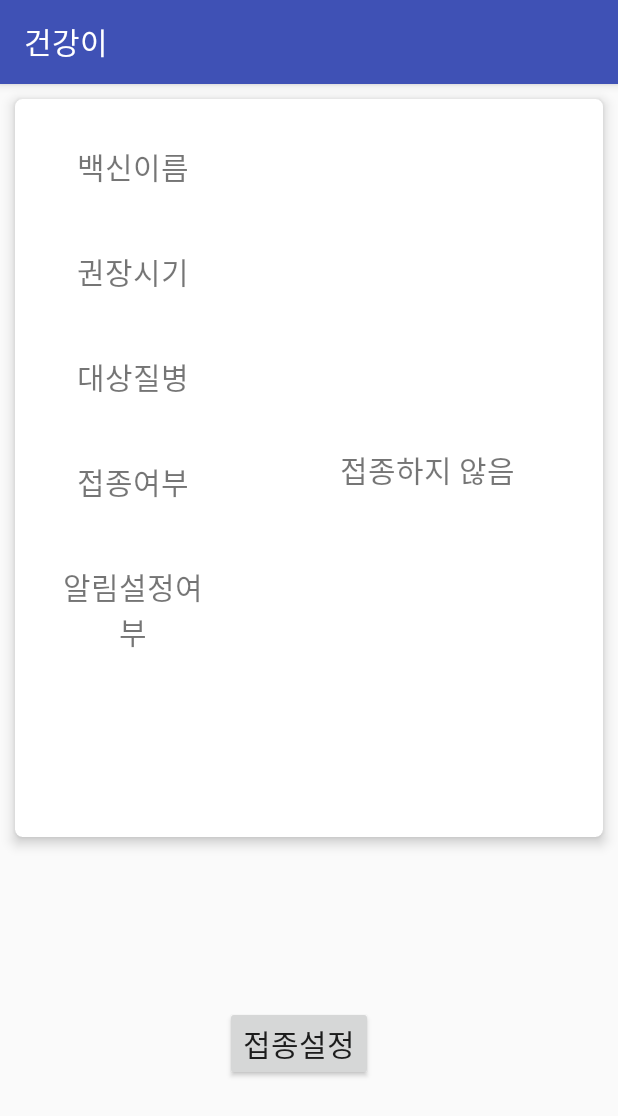
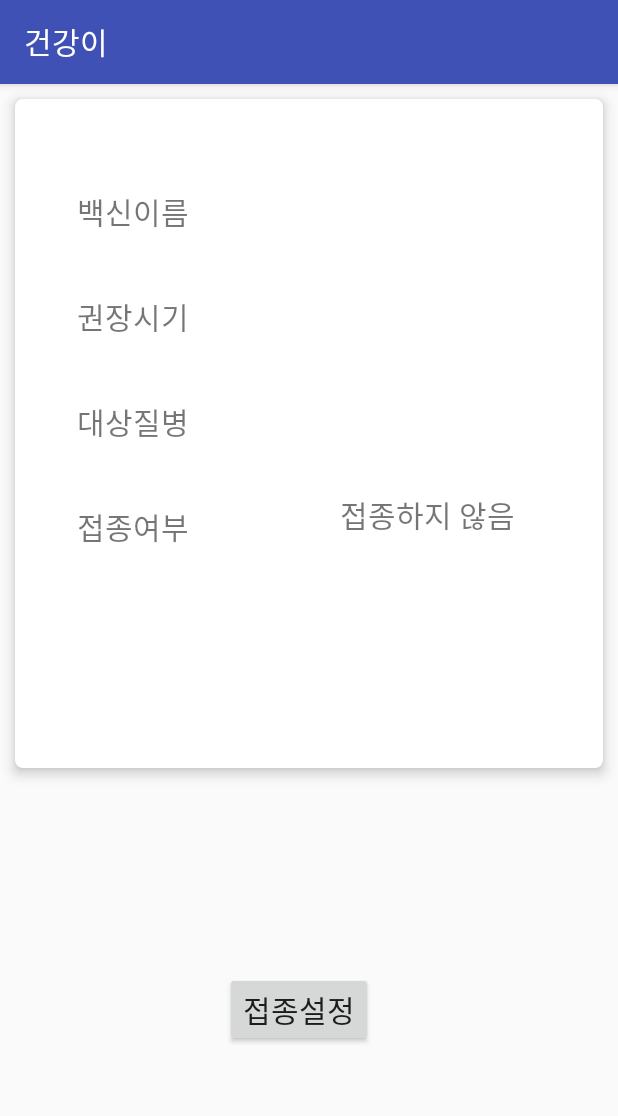
Before and after one commit to 6415y/healthybaby, an Android app: the VaccinInfoActivity screen opened directly, with no data from a screen before it, on a phone screen of 412 x 824 dp. Shown: the top 1116 px of the screen. Run offline under Robolectric (Android 15) with nearby library versions, the phone set to English and light mode, and no system bars; our stand-ins replace Firebase (no records; nobody signed in at launch, a user with empty details on screens opened directly); 3 statements that could not run were skipped.

Commit message:
필요하지 않은 코드 삭제 기타 수치 조정

```diff
--- a/app/src/main/java/com/example/joo/healthybaby/VaccinInfoActivity.java
+++ b/app/src/main/java/com/example/joo/healthybaby/VaccinInfoActivity.java
@@ -25,7 +25,6 @@ public class VaccinInfoActivity extends AppCompatActivity {
     TextView vaccinInoculate_tv;
     TextView diseaseName_tv;
     TextView vaccinYesOrNo;
-    TextView notiYesOrNo_tv;
     Button vaccin_btn;
 
     private FirebaseDatabase firebaseDatabase = FirebaseDatabase.getInstance();
@@ -50,7 +49,6 @@ public class VaccinInfoActivity extends AppCompatActivity {
         vaccinInoculate_tv = (TextView) findViewById(R.id.vaccinInoculate_tv_VaccinInfoActivity);
         diseaseName_tv = (TextView) findViewById(R.id.diseaseName_tv_VaccinInfoActivity);
         vaccinYesOrNo = (TextView) findViewById(R.id.vaccinYesOrNo_tv_VaccinInfoActivity);
-        notiYesOrNo_tv = (TextView) findViewById(R.id.notiYesOrNo_tv_VaccinInfoActivity);
         vaccin_btn = (Button) findViewById(R.id.vaccin_btn_VaccinInfoActivity);
 
         vaccinName_tv.setText(vaccinInfoDetail.getVaccinName());
@@ -103,7 +101,13 @@ public class VaccinInfoActivity extends AppCompatActivity {
                 DatePickerDialog dialog = new DatePickerDialog(VaccinInfoActivity.this, new DatePickerDialog.OnDateSetListener() {
                     @Override
                     public void onDateSet(DatePicker datePicker, final int i, final int i1, final int i2) {
-                        InoculateInfo info = new InoculateInfo(vaccinInfoDetail.getVaccinName(), i + "-" + (i1 + 1) + "-" + i2);
+                        String dayStr;
+                        if(i2 < 10)
+                            dayStr = "0" + i2;
+                        else
+                            dayStr = Integer.toString(i2);
+
+                        InoculateInfo info = new InoculateInfo(vaccinInfoDetail.getVaccinName(), i + "-" + (i1 + 1) + "-" + dayStr);
                         databaseReference.child("InoculateResult").child(info.getVaccinName()).setValue(info);
                     }
                 }, 2018, 11, 4);
--- a/app/src/main/res/layout/activity_vaccin_info.xml
+++ b/app/src/main/res/layout/activity_vaccin_info.xml
@@ -13,7 +13,7 @@
         app:cardElevation="5dp"
         app:cardCornerRadius="5dp"
         android:layout_margin="10dp"
-        android:layout_weight="1">
+        android:layout_weight="1.3">
 
     <LinearLayout
         android:layout_width="match_parent"
@@ -30,7 +30,10 @@
                 android:layout_width="match_parent"
                 android:layout_height="wrap_content"
                 android:textSize="20sp"
-                android:layout_margin="20dp"
+                android:layout_marginTop="50dp"
+                android:layout_marginLeft="20dp"
+                android:layout_marginRight="20dp"
+                android:layout_marginBottom="20dp"
                 android:gravity="center"
                 android:text="백신이름"/>
             <TextView
@@ -56,14 +59,6 @@
                 android:layout_margin="20dp"
                 android:gravity="center"
                 android:text="접종여부" />
-
-            <TextView
-                android:layout_width="match_parent"
-                android:layout_height="wrap_content"
-                android:layout_margin="20dp"
-                android:gravity="center"
-                android:text="알림설정여부"
-                android:textSize="20sp" />
         </LinearLayout>
 
         <LinearLayout
@@ -76,7 +71,10 @@
                 android:layout_width="match_parent"
                 android:layout_height="wrap_content"
                 android:textSize="20sp"
-                android:layout_margin="20dp"
+                android:layout_marginTop="50dp"
+                android:layout_marginLeft="20dp"
+                android:layout_marginRight="20dp"
+                android:layout_marginBottom="20dp"
                 android:gravity="center"
                 android:text=""
                 android:id="@+id/vaccinName_tv_VaccinInfoActivity"/>
@@ -106,15 +104,6 @@
                 android:gravity="center"
                 android:text=""
                 android:id="@+id/vaccinYesOrNo_tv_VaccinInfoActivity"/>
-
-            <TextView
-                android:layout_width="match_parent"
-                android:layout_height="wrap_content"
-                android:textSize="20sp"
-                android:layout_margin="20dp"
-                android:gravity="center"
-                android:text=""
-                android:id="@+id/notiYesOrNo_tv_VaccinInfoActivity"/>
         </LinearLayout>
     </LinearLayout>
     </android.support.v7.widget.CardView>
```
Also changed, not shown: app/src/main/java/com/example/joo/healthybaby/AllergyActivity.java (+20 -1 lines), app/src/main/res/layout/activity_allergy.xml (+3 -5 lines).
